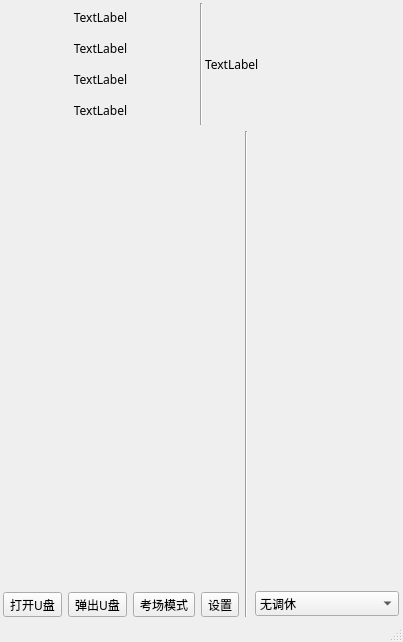
Before: the Qt Designer form ui/mainwindow.ui in Return-Log/Education-Clock, drawn with Qt 5.
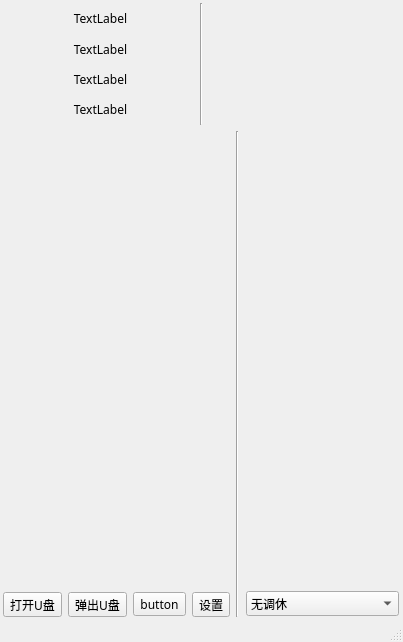
After: the same form once the commit is applied. Icons and pictures are not drawn.

```diff
--- a/ui/mainwindow.ui
+++ b/ui/mainwindow.ui
@@ -55,64 +55,81 @@
       <property name="spacing">
        <number>2</number>
       </property>
-      <item row="0" column="0">
-       <widget class="QLabel" name="label">
-        <property name="text">
-         <string>TextLabel</string>
-        </property>
-        <property name="alignment">
-         <set>Qt::AlignCenter</set>
-        </property>
+      <item row="0" column="0" rowspan="5">
+       <widget class="QWidget" name="widget_3" native="true">
+        <layout class="QVBoxLayout" name="verticalLayout_4">
+         <property name="spacing">
+          <number>1</number>
+         </property>
+         <property name="leftMargin">
+          <number>1</number>
+         </property>
+         <property name="topMargin">
+          <number>1</number>
+         </property>
+         <property name="rightMargin">
+          <number>1</number>
+         </property>
+         <property name="bottomMargin">
+          <number>1</number>
+         </property>
+         <item>
+          <widget class="QLabel" name="label">
+           <property name="text">
+            <string>TextLabel</string>
+           </property>
+           <property name="alignment">
+            <set>Qt::AlignCenter</set>
+           </property>
+          </widget>
+         </item>
+         <item>
+          <widget class="QLabel" name="label_5">
+           <property name="text">
+            <string>TextLabel</string>
+           </property>
+           <property name="alignment">
+            <set>Qt::AlignCenter</set>
+           </property>
+          </widget>
+         </item>
+         <item>
+          <widget class="QLabel" name="label_4">
+           <property name="text">
+            <string>TextLabel</string>
+           </property>
+           <property name="alignment">
+            <set>Qt::AlignCenter</set>
+           </property>
+          </widget>
+         </item>
+         <item>
+          <widget class="QLabel" name="label_3">
+           <property name="text">
+            <string>TextLabel</string>
+           </property>
+           <property name="alignment">
+            <set>Qt::AlignCenter</set>
+           </property>
+          </widget>
+         </item>
+        </layout>
        </widget>
       </item>
-      <item row="0" column="2" rowspan="4">
-       <widget class="QLabel" name="label_2">
-        <property name="text">
-         <string>TextLabel</string>
-        </property>
-       </widget>
+      <item row="0" column="2" rowspan="5">
+       <widget class="QWidget" name="widget_2" native="true"/>
       </item>
-      <item row="0" column="1" rowspan="4">
+      <item row="0" column="1" rowspan="5">
        <widget class="Line" name="line_2">
         <property name="orientation">
          <enum>Qt::Vertical</enum>
         </property>
        </widget>
       </item>
-      <item row="2" column="0">
-       <widget class="QLabel" name="label_4">
-        <property name="text">
-         <string>TextLabel</string>
-        </property>
-        <property name="alignment">
-         <set>Qt::AlignCenter</set>
-        </property>
-       </widget>
-      </item>
-      <item row="3" column="0">
-       <widget class="QLabel" name="label_3">
-        <property name="text">
-         <string>TextLabel</string>
-        </property>
-        <property name="alignment">
-         <set>Qt::AlignCenter</set>
-        </property>
-       </widget>
-      </item>
-      <item row="1" column="0">
-       <widget class="QLabel" name="label_5">
-        <property name="text">
-         <string>TextLabel</string>
-        </property>
-        <property name="alignment">
-         <set>Qt::AlignCenter</set>
-        </property>
-       </widget>
-      </item>
      </layout>
     </item>
     <item>
-     <layout class="QHBoxLayout" name="horizontalLayout" stretch="5,1,3">
+     <layout class="QHBoxLayout" name="horizontalLayout" stretch="6,1,2">
       <item>
        <layout class="QVBoxLayout" name="verticalLayout" stretch="1,0">
         <item>
@@ -168,7 +185,7 @@
           <item>
            <widget class="QToolButton" name="toolButton_4">
             <property name="text">
-             <string>考场模式</string>
+             <string>button</string>
             </property>
             <property name="icon">
              <iconset>
```
